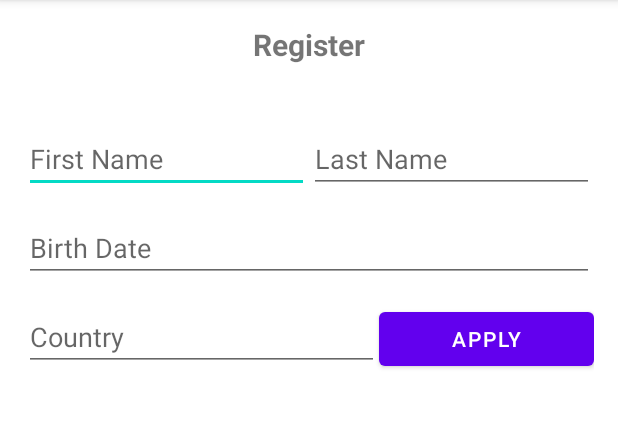
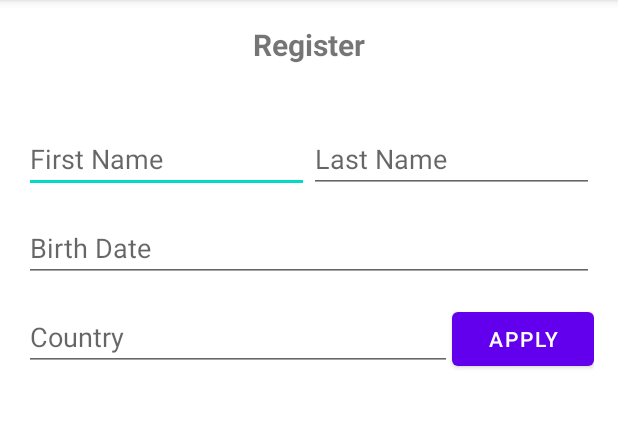
Before and after one commit to Shadow60539/android_layouts, an Android app: the screen it shows after launch (MainActivity), on a phone screen of 412 x 824 dp, the part 84-512 px from its top. Run offline under Robolectric (Android 15) with nearby library versions, the phone set to English and light mode, and no system bars.

Commit message:
add constraint layout

```diff
--- a/app/src/main/java/com/example/layouts/MainActivity.kt
+++ b/app/src/main/java/com/example/layouts/MainActivity.kt
@@ -6,6 +6,6 @@ import android.os.Bundle
 class MainActivity : AppCompatActivity() {
     override fun onCreate(savedInstanceState: Bundle?) {
         super.onCreate(savedInstanceState)
-        setContentView(R.layout.layout_linear)
+        setContentView(R.layout.layout_constraint)
     }
 }
--- /dev/null
+++ b/app/src/main/res/layout/layout_constraint.xml
@@ -0,0 +1,89 @@
+<?xml version="1.0" encoding="utf-8"?>
+<androidx.constraintlayout.widget.ConstraintLayout xmlns:android="http://schemas.android.com/apk/res/android"
+    xmlns:app="http://schemas.android.com/apk/res-auto"
+    xmlns:tools="http://schemas.android.com/tools"
+    android:layout_width="match_parent"
+    android:layout_height="match_parent"
+    android:layout_margin="16dp">
+
+    <TextView
+        android:id="@+id/textView"
+        android:layout_width="wrap_content"
+        android:layout_height="wrap_content"
+        android:text="@string/register"
+        android:textSize="20sp"
+        android:textStyle="bold"
+        app:layout_constraintEnd_toEndOf="parent"
+        app:layout_constraintHorizontal_bias="0.5"
+        app:layout_constraintStart_toStartOf="parent"
+        app:layout_constraintTop_toTopOf="parent" />
+
+    <EditText
+        android:id="@+id/editTextTextPersonName"
+        android:layout_width="0dp"
+        android:layout_height="wrap_content"
+        android:layout_marginTop="40dp"
+        android:ems="10"
+        android:hint="@string/first_name"
+        android:inputType="textCapWords"
+        app:layout_constraintEnd_toStartOf="@+id/editTextTextPersonName2"
+        app:layout_constraintHorizontal_bias="0.5"
+        app:layout_constraintStart_toStartOf="parent"
+        app:layout_constraintTop_toBottomOf="@+id/textView"
+        android:autofillHints="name" />
+
+    <EditText
+        android:id="@+id/editTextTextPersonName2"
+        android:layout_width="0dp"
+        android:layout_height="wrap_content"
+        android:layout_marginTop="40dp"
+        android:ems="10"
+        android:hint="@string/last_name"
+        android:inputType="textCapWords"
+        app:layout_constraintEnd_toEndOf="parent"
+        app:layout_constraintHorizontal_bias="0.5"
+        app:layout_constraintStart_toEndOf="@+id/editTextTextPersonName"
+        app:layout_constraintTop_toBottomOf="@+id/textView"
+        android:autofillHints="name" />
+
+    <EditText
+        android:id="@+id/editTextTextPersonName3"
+        android:layout_width="match_parent"
+        android:layout_height="wrap_content"
+        android:layout_marginTop="14dp"
+        android:ems="10"
+        android:hint="@string/birth_date"
+        android:inputType="date"
+        app:layout_constraintEnd_toEndOf="parent"
+        app:layout_constraintHorizontal_bias="0.5"
+        app:layout_constraintStart_toStartOf="parent"
+        app:layout_constraintTop_toBottomOf="@+id/editTextTextPersonName" />
+
+    <EditText
+        android:id="@+id/editTextTextPersonName4"
+        android:layout_width="0dp"
+        android:layout_height="wrap_content"
+        android:layout_marginTop="14dp"
+        android:ems="10"
+        android:hint="@string/country"
+        android:importantForAutofill="no"
+        android:inputType="textCapWords"
+        app:layout_constraintEnd_toStartOf="@+id/button5"
+        app:layout_constraintHorizontal_bias="0.5"
+        app:layout_constraintStart_toStartOf="parent"
+        app:layout_constraintHorizontal_weight="3"
+        app:layout_constraintTop_toBottomOf="@+id/editTextTextPersonName3" />
+
+    <Button
+        android:id="@+id/button5"
+        android:layout_width="0dp"
+        android:layout_height="wrap_content"
+        android:layout_marginTop="14dp"
+        android:text="@string/apply"
+        app:layout_constraintEnd_toEndOf="parent"
+        app:layout_constraintHorizontal_bias="0.5"
+        app:layout_constraintHorizontal_weight="1"
+        app:layout_constraintStart_toEndOf="@+id/editTextTextPersonName4"
+        app:layout_constraintTop_toBottomOf="@+id/editTextTextPersonName3" />
+
+</androidx.constraintlayout.widget.ConstraintLayout>
```
